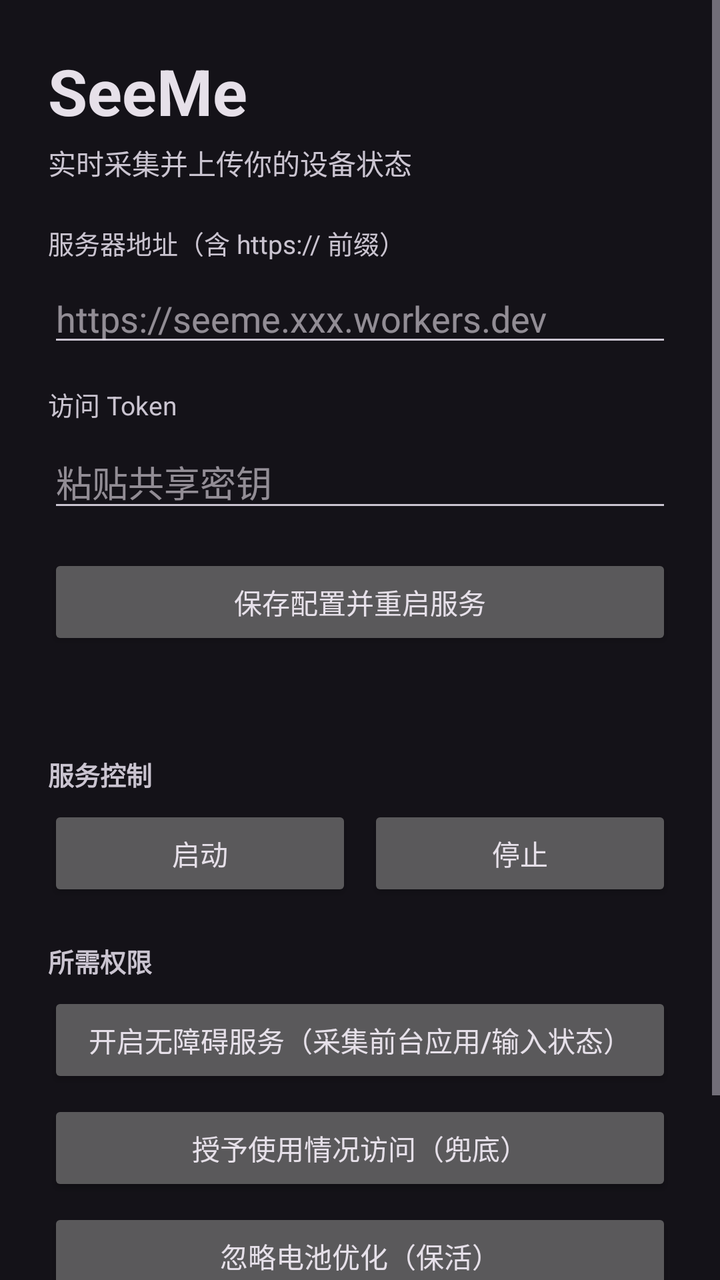
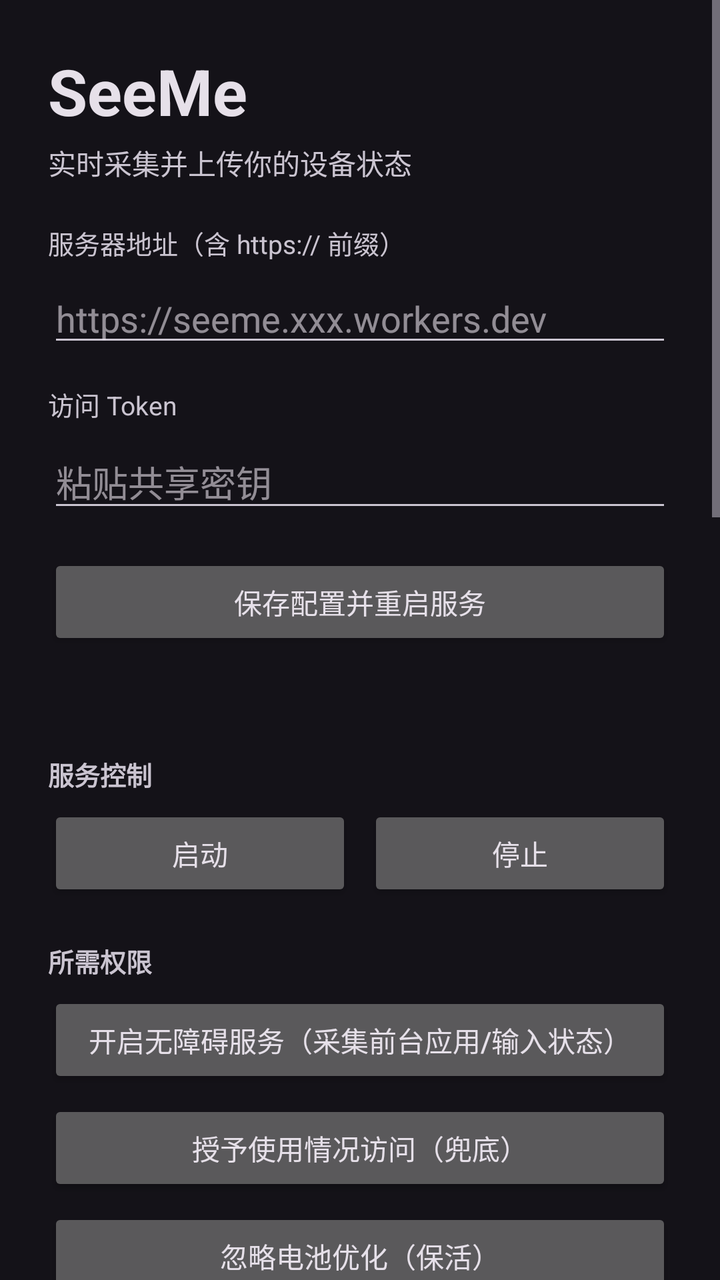

Compare the two renders of this Android layout. The source of the first and the diff that turns it into the second are given below.
<!-- AndroidManifest.xml: application theme Theme.SeeMe -->
<!-- res/layout/activity_main.xml -->
<?xml version="1.0" encoding="utf-8"?>
<ScrollView xmlns:android="http://schemas.android.com/apk/res/android"
    android:layout_width="match_parent"
    android:layout_height="match_parent"
    android:fillViewport="true">

    <LinearLayout
        android:layout_width="match_parent"
        android:layout_height="wrap_content"
        android:orientation="vertical"
        android:padding="24dp">

        <TextView
            android:layout_width="wrap_content"
            android:layout_height="wrap_content"
            android:text="SeeMe"
            android:textSize="32sp"
            android:textStyle="bold"
            android:textColor="?android:attr/textColorPrimary" />

        <TextView
            android:layout_width="wrap_content"
            android:layout_height="wrap_content"
            android:layout_marginTop="4dp"
            android:text="实时采集并上传你的设备状态"
            android:textSize="14sp"
            android:textColor="?android:attr/textColorSecondary" />

        <TextView
            android:layout_width="wrap_content"
            android:layout_height="wrap_content"
            android:layout_marginTop="20dp"
            android:text="服务器地址（含 https:// 前缀）"
            android:textSize="13sp"
            android:textColor="?android:attr/textColorSecondary" />

        <EditText
            android:id="@+id/urlInput"
            android:layout_width="match_parent"
            android:layout_height="wrap_content"
            android:layout_marginTop="6dp"
            android:hint="https://seeme.xxx.workers.dev"
            android:inputType="textUri"
            android:singleLine="true" />

        <TextView
            android:layout_width="wrap_content"
            android:layout_height="wrap_content"
            android:layout_marginTop="14dp"
            android:text="访问 Token"
            android:textSize="13sp"
            android:textColor="?android:attr/textColorSecondary" />

        <EditText
            android:id="@+id/tokenInput"
            android:layout_width="match_parent"
            android:layout_height="wrap_content"
            android:layout_marginTop="6dp"
            android:hint="粘贴共享密钥"
            android:inputType="textPassword"
            android:singleLine="true" />

        <Button
            android:id="@+id/saveBtn"
            android:layout_width="match_parent"
            android:layout_height="wrap_content"
            android:layout_marginTop="16dp"
            android:text="保存配置并重启服务" />

        <TextView
            android:id="@+id/deviceInfo"
            android:layout_width="wrap_content"
            android:layout_height="wrap_content"
            android:layout_marginTop="16dp"
            android:textSize="12sp"
            android:fontFamily="monospace"
            android:textColor="?android:attr/textColorSecondary" />

        <TextView
            android:layout_width="wrap_content"
            android:layout_height="wrap_content"
            android:layout_marginTop="20dp"
            android:text="服务控制"
            android:textSize="13sp"
            android:textStyle="bold"
            android:textColor="?android:attr/textColorSecondary" />

        <LinearLayout
            android:layout_width="match_parent"
            android:layout_height="wrap_content"
            android:layout_marginTop="6dp"
            android:orientation="horizontal">

            <Button
                android:id="@+id/startBtn"
                android:layout_width="0dp"
                android:layout_height="wrap_content"
                android:layout_weight="1"
                android:text="启动" />

            <Button
                android:id="@+id/stopBtn"
                android:layout_width="0dp"
                android:layout_height="wrap_content"
                android:layout_weight="1"
                android:layout_marginStart="8dp"
                android:text="停止" />
        </LinearLayout>

        <TextView
            android:layout_width="wrap_content"
            android:layout_height="wrap_content"
            android:layout_marginTop="20dp"
            android:text="所需权限"
            android:textSize="13sp"
            android:textStyle="bold"
            android:textColor="?android:attr/textColorSecondary" />

        <Button
            android:id="@+id/a11yBtn"
            android:layout_width="match_parent"
            android:layout_height="wrap_content"
            android:layout_marginTop="6dp"
            android:text="开启无障碍服务（采集前台应用/输入状态）" />

        <Button
            android:id="@+id/usageBtn"
            android:layout_width="match_parent"
            android:layout_height="wrap_content"
            android:layout_marginTop="6dp"
            android:text="授予使用情况访问（兜底）" />

        <Button
            android:id="@+id/batteryBtn"
            android:layout_width="match_parent"
            android:layout_height="wrap_content"
            android:layout_marginTop="6dp"
            android:text="忽略电池优化（保活）" />

        <TextView
            android:layout_width="match_parent"
            android:layout_height="wrap_content"
            android:layout_marginTop="20dp"
            android:text="提示：无障碍服务是采集前台应用和键盘状态的主力，建议开启；root 用户可参考仓库 root/ 目录将本应用置为系统应用，实现最强保活。"
            android:textSize="12sp"
            android:textColor="?android:attr/textColorSecondary" />

    </LinearLayout>
</ScrollView>
<!-- resources referenced by this layout -->
<resources>
  <style name="Theme.SeeMe" parent="Theme.Material3.Dark.NoActionBar">
          <item name="android:statusBarColor">@android:color/transparent</item>
          <item name="android:windowLightStatusBar">false</item>
      </style>
</resources>

<!-- the commit's change to res/layout/activity_main.xml (unified diff, before → after) -->
@@ -138,6 +138,152 @@
             android:text="忽略电池优化（保活）" />
 
         <TextView
+            android:layout_width="wrap_content"
+            android:layout_height="wrap_content"
+            android:layout_marginTop="20dp"
+            android:text="@string/status_label"
+            android:textSize="13sp"
+            android:textColor="?android:attr/textColorSecondary" />
+
+        <EditText
+            android:id="@+id/statusInput"
+            android:layout_width="match_parent"
+            android:layout_height="wrap_content"
+            android:layout_marginTop="6dp"
+            android:hint="@string/status_hint"
+            android:singleLine="true"
+            android:maxLength="30" />
+
+        <Button
+            android:id="@+id/saveStatusBtn"
+            android:layout_width="match_parent"
+            android:layout_height="wrap_content"
+            android:layout_marginTop="6dp"
+            android:text="@string/save_status" />
+
+        <TextView
+            android:layout_width="wrap_content"
+            android:layout_height="wrap_content"
+            android:layout_marginTop="20dp"
+            android:text="@string/root_section"
+            android:textSize="13sp"
+            android:textStyle="bold"
+            android:textColor="?android:attr/textColorSecondary" />
+
+        <TextView
+            android:id="@+id/rootStatus"
+            android:layout_width="wrap_content"
+            android:layout_height="wrap_content"
+            android:layout_marginTop="6dp"
+            android:textSize="13sp"
+            android:fontFamily="monospace"
+            android:textColor="?android:attr/textColorSecondary"
+            android:text="Root: 未检测" />
+
+        <LinearLayout
+            android:layout_width="match_parent"
+            android:layout_height="wrap_content"
+            android:layout_marginTop="6dp"
+            android:orientation="horizontal">
+
+            <Button
+                android:id="@+id/checkRootBtn"
+                android:layout_width="0dp"
+                android:layout_height="wrap_content"
+                android:layout_weight="1"
+                android:text="@string/check_root" />
+
+            <Button
+                android:id="@+id/requestRootBtn"
+                android:layout_width="0dp"
+                android:layout_height="wrap_content"
+                android:layout_weight="1"
+                android:layout_marginStart="8dp"
+                android:text="@string/request_root" />
+        </LinearLayout>
+
+        <Button
+            android:id="@+id/installSystemBtn"
+            android:layout_width="match_parent"
+            android:layout_height="wrap_content"
+            android:layout_marginTop="6dp"
+            android:text="@string/install_system" />
+
+        <TextView
+            android:layout_width="wrap_content"
+            android:layout_height="wrap_content"
+            android:layout_marginTop="20dp"
+            android:text="@string/media_section"
+            android:textSize="13sp"
+            android:textStyle="bold"
+            android:textColor="?android:attr/textColorSecondary" />
+
+        <com.google.android.material.materialswitch.MaterialSwitch
+            android:id="@+id/mediaSwitch"
+            android:layout_width="match_parent"
+            android:layout_height="wrap_content"
+            android:layout_marginTop="6dp"
+            android:text="@string/media_enabled" />
+
+        <Button
+            android:id="@+id/grantMediaBtn"
+            android:layout_width="match_parent"
+            android:layout_height="wrap_content"
+            android:layout_marginTop="6dp"
+            android:text="@string/grant_media" />
+
+        <com.google.android.material.materialswitch.MaterialSwitch
+            android:id="@+id/hideIconSwitch"
+            android:layout_width="match_parent"
+            android:layout_height="wrap_content"
+            android:layout_marginTop="6dp"
+            android:text="@string/hide_icon" />
+
+        <TextView
+            android:layout_width="wrap_content"
+            android:layout_height="wrap_content"
+            android:layout_marginTop="20dp"
+            android:text="@string/log_section"
+            android:textSize="13sp"
+            android:textStyle="bold"
+            android:textColor="?android:attr/textColorSecondary" />
+
+        <LinearLayout
+            android:layout_width="match_parent"
+            android:layout_height="wrap_content"
+            android:layout_marginTop="6dp"
+            android:orientation="horizontal">
+
+            <Button
+                android:id="@+id/refreshLogBtn"
+                android:layout_width="0dp"
+                android:layout_height="wrap_content"
+                android:layout_weight="1"
+                android:text="@string/refresh_log" />
+
+            <Button
+                android:id="@+id/clearLogBtn"
+                android:layout_width="0dp"
+                android:layout_height="wrap_content"
+                android:layout_weight="1"
+                android:layout_marginStart="8dp"
+                android:text="@string/clear_log" />
+        </LinearLayout>
+
+        <TextView
+            android:id="@+id/logView"
+            android:layout_width="match_parent"
+            android:layout_height="220dp"
+            android:layout_marginTop="6dp"
+            android:padding="10dp"
+            android:background="#0D1119"
+            android:fontFamily="monospace"
+            android:textSize="11sp"
+            android:scrollbars="vertical"
+            android:textColor="#A7B4C9"
+            android:text="（暂无日志）" />
+
+        <TextView
             android:layout_width="match_parent"
             android:layout_height="wrap_content"
             android:layout_marginTop="20dp"
<!-- resource entries referenced after the edit -->
@@ -1,5 +1,19 @@
 <!-- resources referenced by this layout -->
 <resources>
+  <string name="check_root">检测 Root</string>
+  <string name="clear_log">清空</string>
+  <string name="grant_media">授予通知访问权限</string>
+  <string name="hide_icon">隐藏桌面图标（需 root/系统应用）</string>
+  <string name="install_system">安装为系统应用（priv-app）</string>
+  <string name="log_section">运行日志</string>
+  <string name="media_enabled">上报正在播放的媒体（标题/艺术家）</string>
+  <string name="media_section">媒体状态上报（借鉴 SleepyXposed）</string>
+  <string name="refresh_log">刷新</string>
+  <string name="request_root">请求 Root 授权</string>
+  <string name="root_section">Root 管理（保活/自启增强）</string>
+  <string name="save_status">保存状态</string>
+  <string name="status_hint">例如：在忙 / 睡觉 / 摸鱼中…</string>
+  <string name="status_label">自定义在线状态（借鉴 sleepy，留空不显示）</string>
   <style name="Theme.SeeMe" parent="Theme.Material3.Dark.NoActionBar">
           <item name="android:statusBarColor">@android:color/transparent</item>
           <item name="android:windowLightStatusBar">false</item>
